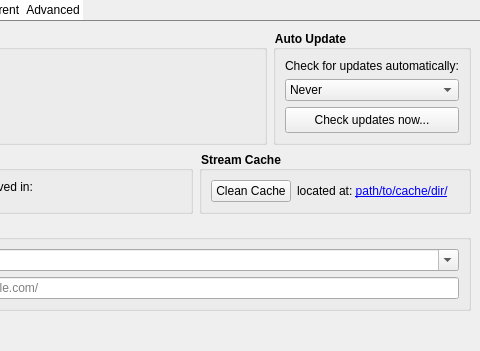
First picture: the form in src/dialogs/preferencedialog.ui, repository setvisible/ArrowDL, before the edit; both pictures show x 270 to 750 and y 0 to 351 of the 750 by 530 pixel window.
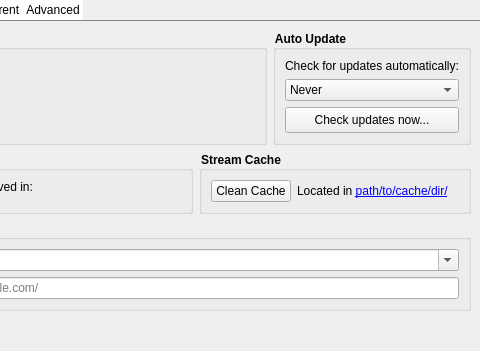
Second picture: the form after the edit. The open tabs and pages were chosen to show the change. Icons and pictures are not drawn. Custom widgets are drawn as their Qt base class.

The edit to the form file:
```diff
--- a/src/dialogs/preferencedialog.ui
+++ b/src/dialogs/preferencedialog.ui
@@ -826,7 +826,7 @@
               <item>
                <widget class="QLabel" name="streamCleanCacheLabel">
                 <property name="text">
-                 <string>located at: &lt;a href=&quot;https://www.example.org/tutorial.html&quot;&gt;path/to/cache/dir/&lt;/a&gt;</string>
+                 <string notr="true">Located in &lt;a href=&quot;https://www.example.org/tutorial.html&quot;&gt;path/to/cache/dir/&lt;/a&gt;</string>
                 </property>
                 <property name="openExternalLinks">
                  <bool>true</bool>
```
